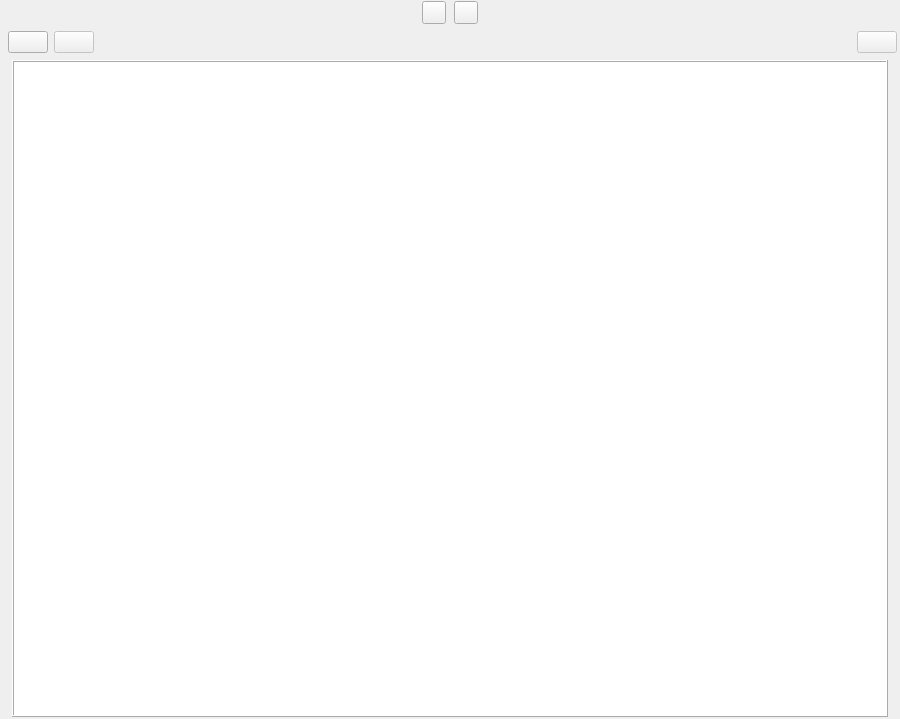
First picture: the form in ui/characters_view.ui, repository zkovari/plotlyst, before the edit.
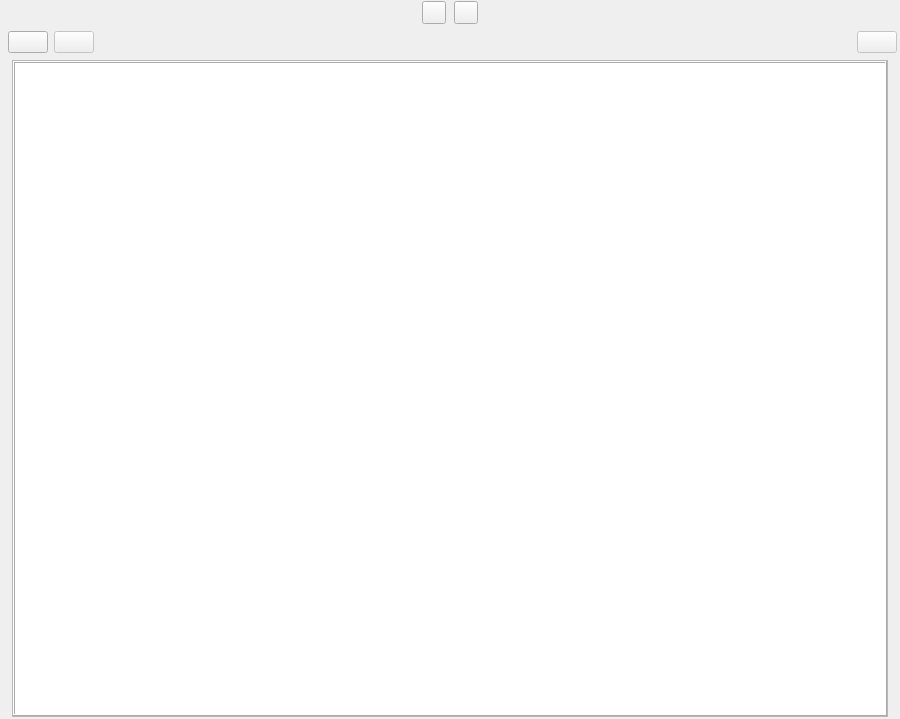
Second picture: the form after the edit.

What changed in the file:
```diff
--- a/ui/characters_view.ui
+++ b/ui/characters_view.ui
@@ -350,6 +350,36 @@
             </spacer>
            </item>
            <item>
+            <widget class="QScrollArea" name="scrollArea">
+             <property name="widgetResizable">
+              <bool>true</bool>
+             </property>
+             <widget class="QWidget" name="scrollAreaWidgetContents">
+              <property name="geometry">
+               <rect>
+                <x>0</x>
+                <y>0</y>
+                <width>874</width>
+                <height>654</height>
+               </rect>
+              </property>
+              <layout class="QHBoxLayout" name="horizontalLayout_3">
+               <property name="spacing">
+                <number>0</number>
+               </property>
+               <property name="leftMargin">
+                <number>0</number>
+               </property>
+               <property name="topMargin">
+                <number>0</number>
+               </property>
+               <property name="rightMargin">
+                <number>0</number>
+               </property>
+               <property name="bottomMargin">
+                <number>0</number>
+               </property>
+               <item>
             <widget class="QFrame" name="cards">
              <property name="sizePolicy">
               <sizepolicy hsizetype="Preferred" vsizetype="Expanding">
@@ -368,6 +398,10 @@
              <property name="frameShadow">
               <enum>QFrame::Raised</enum>
              </property>
+                </widget>
+               </item>
+              </layout>
+             </widget>
             </widget>
            </item>
            <item>
```
Lines whose indentation alone changed are shown as unchanged.
